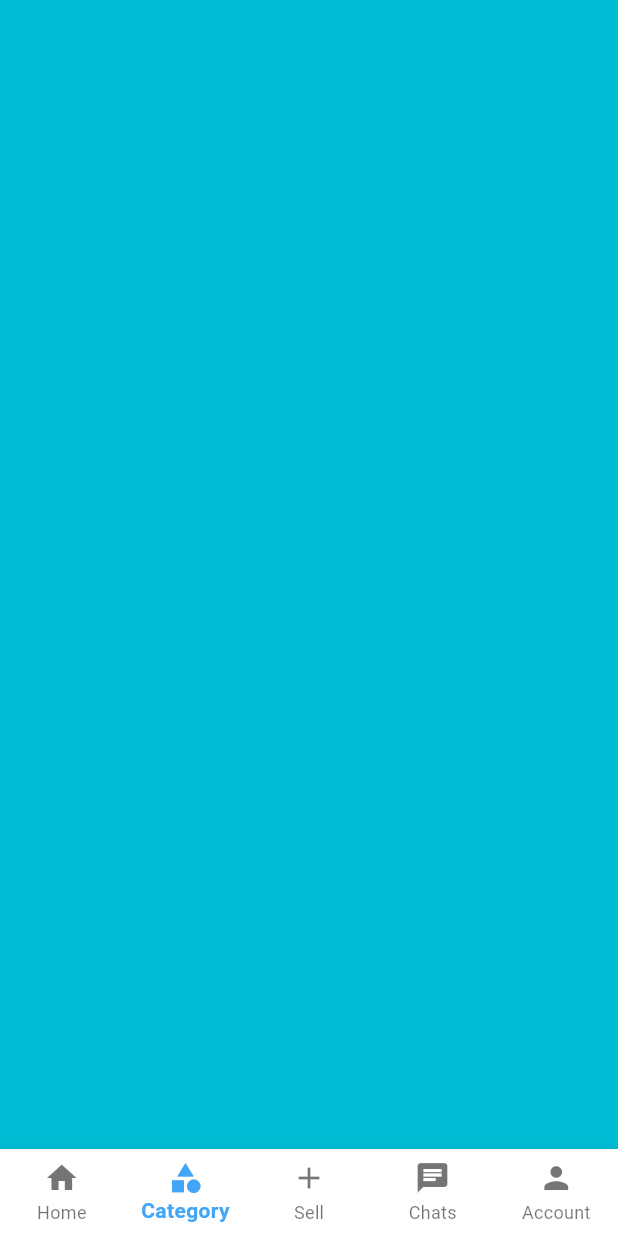
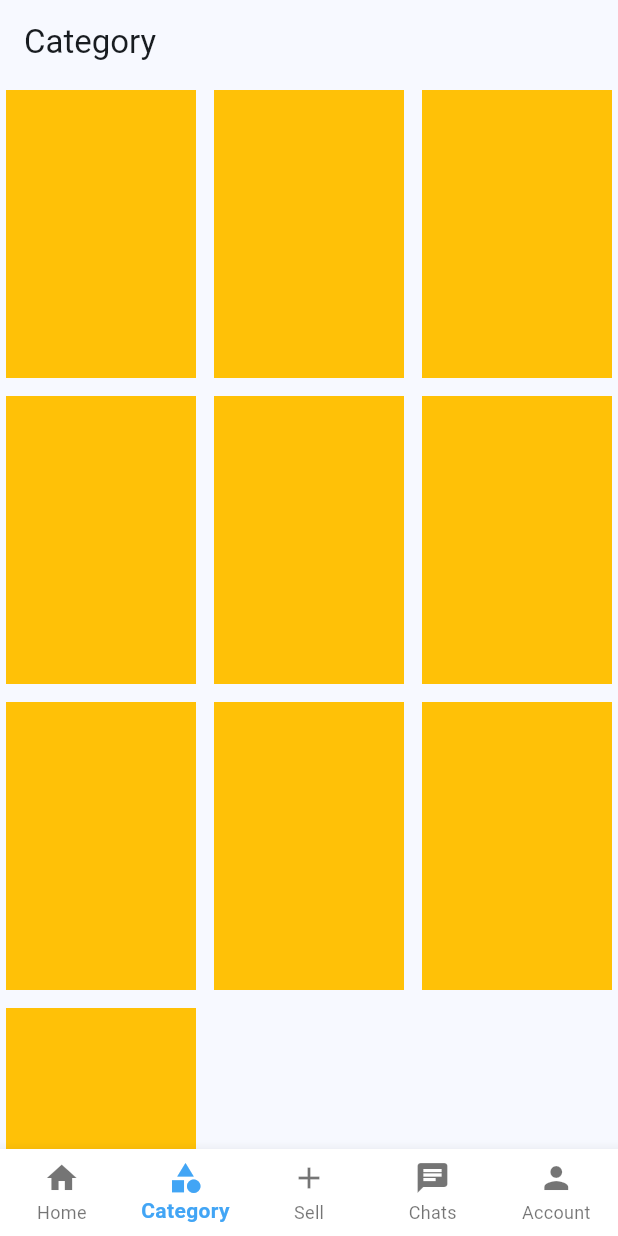
Before and after one commit to rajankit15/ThriftBuddy---Mobile-Application, a Flutter app: the screen it shows once a user with an empty profile is signed in, item 2 of the bottom bar chosen, on a phone screen of 412 x 824 dp. Run offline on Flutter 3.47's test engine with Material 3 defaults, Android fonts, the phone set to English and light mode, and no system bars; our stand-ins replace carousel_slider, cloud_firestore, firebase_auth, firebase_core, firebase_storage, flutter_form_builder and 2 more; accounts and stored records are empty; network calls fail.

Commit message:
Updated code

```diff
--- a/lib/Screen/Home/category_page.dart
+++ b/lib/Screen/Home/category_page.dart
@@ -11,9 +11,27 @@ class CategoryScreen extends StatefulWidget {
 class _CategoryScreenState extends State<CategoryScreen> {
   @override
   Widget build(BuildContext context) {
+    return Scaffold(
+      appBar: AppBar(
+        title: const Text("Category"),
+      ),
+      body: GridView.builder(
+          itemCount: 10,
+          gridDelegate: const SliverGridDelegateWithFixedCrossAxisCount(
+              crossAxisCount: 3,
+              crossAxisSpacing: 4,
+              mainAxisSpacing: 4,
+              mainAxisExtent: 200),
+          itemBuilder: (context, index) {
+            return displayContainer();
+          }),
+    );
+  }
+
+  Widget displayContainer() {
     return Container(
-      padding: EdgeInsets.all(10),
-      color: Colors.cyan,
+      margin: const EdgeInsets.all(4),
+      color: Colors.amber,
     );
   }
 }
--- a/lib/Screen/Home/sell_page.dart
+++ b/lib/Screen/Home/sell_page.dart
@@ -158,8 +158,8 @@ class _SellScreenState extends State<SellScreen> {
                         titlecontroller.clear();
                         pricecontroller.clear();
                         desccontroller.clear();
-                        _selectedCategory = null;
                         setState(() {
+                          _selectedCategory = null;
                           imgFile.clear();
                         });
                       }
--- /dev/null
+++ b/lib/firebase_config.dart
@@ -0,0 +1 @@
+const API_KEY = 'AIzaSyDTZhTLnCKuqx6asXGu6noaG5MQQ3cHhqM';
--- a/lib/reusable_widgets/product_container.dart
+++ b/lib/reusable_widgets/product_container.dart
@@ -15,8 +15,9 @@ Widget productContainer(double containerWidth, Item items) {
       children: [
         Image.network(
           items.imgUrl[0],
-          fit: BoxFit.fill,
+          fit: BoxFit.contain,
           width: containerWidth,
+          alignment: Alignment.center,
         ),
         const SizedBox(height: 10),
         Text(
```
Also changed, not shown: lib/Screen/Home/home_page.dart (+16 -10 lines), lib/firebase_options.dart.
